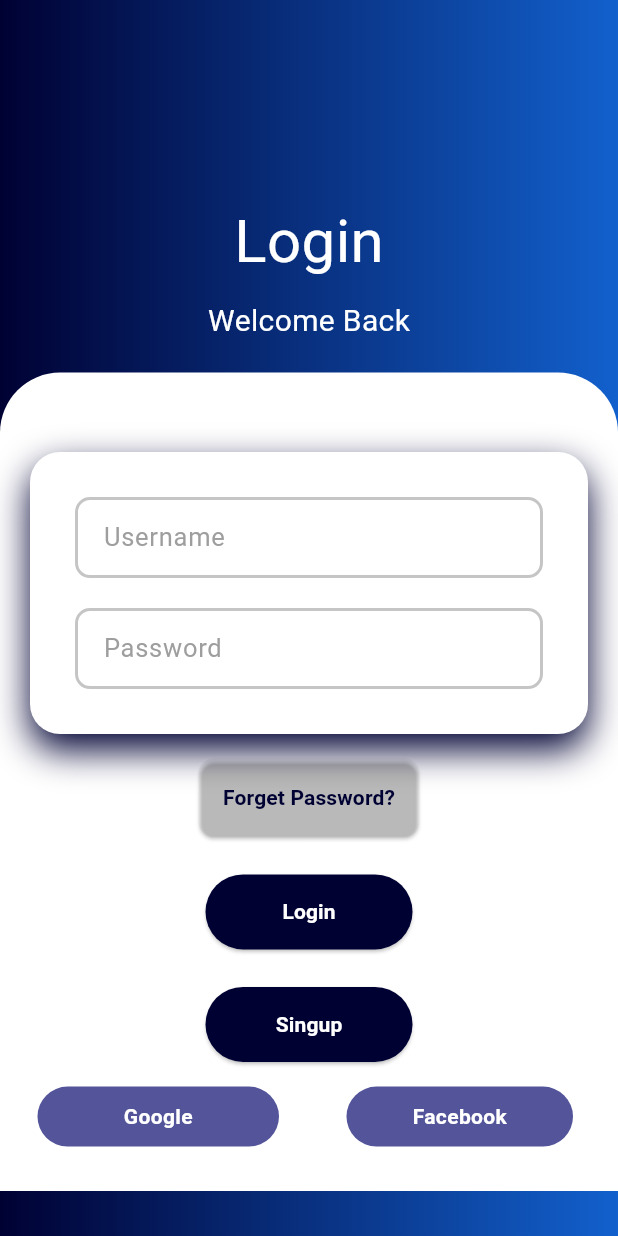
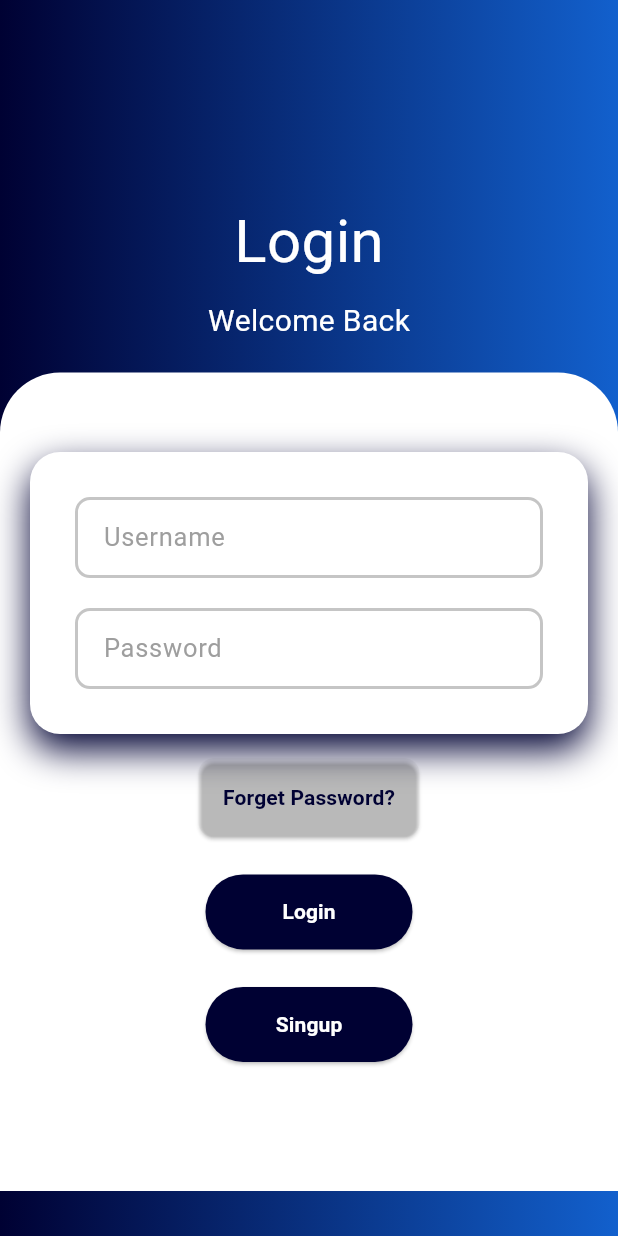
Before and after one commit to RMCV-Rajapaksha/Finance-app, a Flutter app: the screen it shows after launch, on a phone screen of 412 x 824 dp. Run offline on Flutter 3.47's test engine with Material 3 defaults, Android fonts, the phone set to English and light mode, and no system bars; our stand-ins replace hive, hive_flutter, syncfusion_flutter_charts; missing offline and left inert: dart:html; accounts and stored records are empty.

```diff
--- a/finance_app/lib/Screens/home.dart
+++ b/finance_app/lib/Screens/home.dart
@@ -127,8 +127,8 @@ class _HomeState extends State<Home> {
               decoration: BoxDecoration(
                 gradient: LinearGradient(
                   stops: [
-                    0.1,
-                    0.4,
+                    0.6,
+                    1.8,
                   ],
                   colors: [
                     Color.fromRGBO(0, 1, 51, 1.000),
--- a/finance_app/lib/main.dart
+++ b/finance_app/lib/main.dart
@@ -278,47 +278,8 @@ class Homepage extends StatelessWidget {
                       ),
                       Row(
                         children: <Widget>[
-                          Expanded(
-                            child: Container(
-                              height: 40,
-                              width: 40,
-                              margin: EdgeInsets.symmetric(horizontal: 5),
-                              decoration: BoxDecoration(
-                                borderRadius: BorderRadius.circular(50),
-                                color: Color.fromRGBO(83, 84, 153, 1),
-                              ),
-                              child: Center(
-                                child: Text(
-                                  "Google",
-                                  style: TextStyle(
-                                    color: Colors.white,
-                                    fontWeight: FontWeight.bold,
-                                  ),
-                                ),
-                              ),
-                            ),
-                          ),
                           SizedBox(
                             width: 30,
-                          ),
-                          Expanded(
-                            child: Container(
-                              height: 40,
-                              margin: EdgeInsets.symmetric(horizontal: 10),
-                              decoration: BoxDecoration(
-                                borderRadius: BorderRadius.circular(50),
-                                color: Color.fromRGBO(83, 84, 153, 1),
-                              ),
-                              child: Center(
-                                child: Text(
-                                  "Facebook",
-                                  style: TextStyle(
-                                    color: Colors.white,
-                                    fontWeight: FontWeight.bold,
-                                  ),
-                                ),
-                              ),
-                            ),
                           ),
                         ],
                       ),
@@ -558,7 +519,11 @@ class SignIn extends StatelessWidget {
                       SizedBox(
                         height: screenHeight * 0.04,
                       ),
+                      Row(
+                        mainAxisAlignment: MainAxisAlignment.center,
+                        children: [
                           Container(
+                            width: 100,
                             height: screenHeight *
                                 0.08, // Increase or decrease the multiplier as needed
                             margin: EdgeInsets.symmetric(horizontal: 50),
@@ -584,10 +549,13 @@ class SignIn extends StatelessWidget {
                               ),
                             ),
                           ),
+                        ],
+                      ),
                       Container(
-                        height: 50,
-                        width: 50,
-                        child: ElevatedButton(
+                        child: Row(
+                          mainAxisAlignment: MainAxisAlignment.center,
+                          children: [
+                            ElevatedButton(
                               onPressed: () {
                                 Navigator.pop(context);
                               },
@@ -599,6 +567,8 @@ class SignIn extends StatelessWidget {
                                 Icons.arrow_back_outlined,
                                 color: Colors.white,
                               ),
+                            ),
+                          ],
                         ),
                       ),
                     ],
```
Also changed, not shown: finance_app/lib/Screens/profile.dart (+4 -8 lines), finance_app/lib/Screens/wallet.dart (+2 -13 lines). Lines whose indentation alone changed are shown as unchanged.
